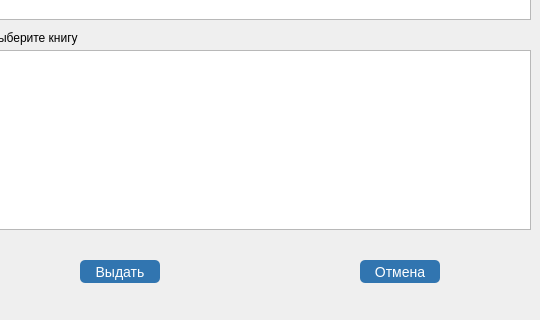
Qt form issuing_books/issue_books.ui (vladislavvasyukov/library) before a commit; both pictures show x 140 to 680 and y 280 to 600 of the 800 by 600 pixel window.
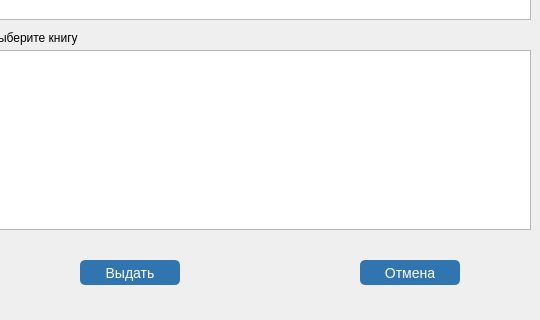
The same form after that commit.

Commit message: change style of buttons and remove QDebug

```diff
--- a/issuing_books/issue_books.ui
+++ b/issuing_books/issue_books.ui
@@ -17,7 +17,40 @@
    </size>
   </property>
   <property name="windowTitle">
-   <string/>
+   <string>Maktaba</string>
+  </property>
+  <property name="styleSheet">
+   <string notr="true">#pushButton {
+	color: #fff;
+	text-decoration: none; 
+	background-color: rgb(49, 117, 176);
+	font-size: 14px;
+	border-radius: 5px;
+}
+
+#pushButton:hover {
+	background-color: rgb(65, 158, 234);
+}
+
+#pushButton:pressed {
+	background-color: rgb(26, 64, 95);
+}
+
+#cancelButton {
+	color: #fff;
+	text-decoration: none; 
+	background-color: rgb(49, 117, 176);
+	font-size: 14px;
+	border-radius: 5px;
+}
+
+#cancelButton:hover {
+	background-color: rgb(65, 158, 234);
+}
+
+#cancelButton:pressed {
+	background-color: rgb(26, 64, 95);
+}</string>
   </property>
   <widget class="QLabel" name="label">
    <property name="geometry">
@@ -56,19 +89,15 @@
     <rect>
      <x>220</x>
      <y>540</y>
-     <width>80</width>
-     <height>23</height>
+     <width>100</width>
+     <height>25</height>
     </rect>
    </property>
    <property name="cursor">
     <cursorShape>PointingHandCursor</cursorShape>
    </property>
    <property name="styleSheet">
-    <string notr="true">color: #fff;
-text-decoration: none; 
-background-color: #3175b0;
-font-size: 14px;
-border-radius: 5px;</string>
+    <string notr="true"/>
    </property>
    <property name="text">
     <string>Выдать</string>
@@ -79,19 +108,15 @@
     <rect>
      <x>500</x>
      <y>540</y>
-     <width>80</width>
-     <height>23</height>
+     <width>100</width>
+     <height>25</height>
     </rect>
    </property>
    <property name="cursor">
     <cursorShape>PointingHandCursor</cursorShape>
    </property>
    <property name="styleSheet">
-    <string notr="true">color: #fff;
-text-decoration: none; 
-background-color: #3175b0;
-font-size: 14px;
-border-radius: 5px;</string>
+    <string notr="true"/>
    </property>
    <property name="text">
     <string>Отмена</string>
```
The commit also changes 12 other files.
